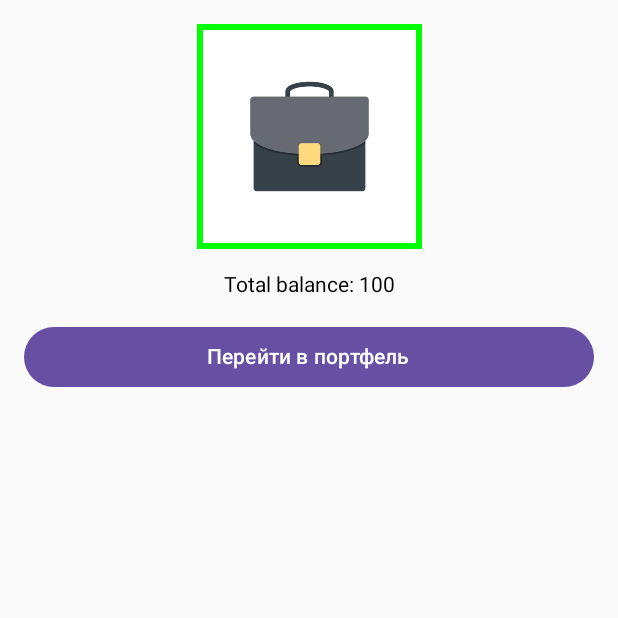
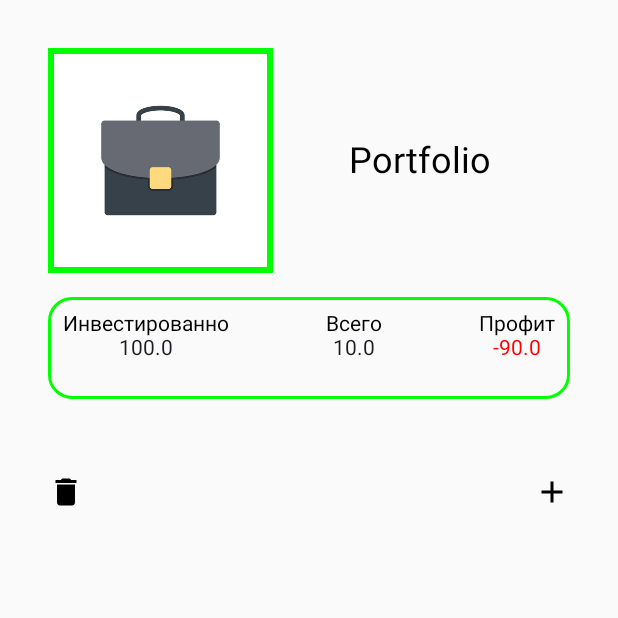
Before and after one commit to NXT26/PortfolioCheker, an Android app built with Jetpack Compose: the screen it shows after launch (MainActivity), after a tap on "Перейти в портфель", on a phone screen of 412 x 824 dp, the top half of it. Run offline under Robolectric (Android 15) with nearby library versions, the light colour scheme and no system bars.

Commit message:
Portfolio window

```diff
--- a/app/src/main/java/com/example/portfoliocheker/MainActivity.kt
+++ b/app/src/main/java/com/example/portfoliocheker/MainActivity.kt
@@ -41,6 +41,8 @@ import androidx.compose.ui.layout.ContentScale
 import androidx.compose.ui.res.painterResource
 import androidx.compose.ui.tooling.preview.Preview
 import androidx.compose.ui.unit.dp
+import androidx.navigation.compose.NavHost
+import androidx.navigation.compose.composable
 import androidx.navigation.compose.rememberNavController
 import com.example.portfoliocheker.ui.theme.PortfolioChekerTheme
 import kotlinx.coroutines.launch
@@ -50,7 +52,11 @@ class MainActivity : ComponentActivity() {
         super.onCreate(savedInstanceState)
         setContent {
             val navController = rememberNavController()
-            MainView(navController)
+            NavHost(navController = navController, startDestination = "Main") {
+                composable("Main") {MainView(navController) }
+                composable("Portfolio") { PortfolioView(navController) }
+            }
+
 
 
 
--- /dev/null
+++ b/app/src/main/java/com/example/portfoliocheker/PortfolioView.kt
@@ -0,0 +1,162 @@
+package com.example.portfoliocheker
+
+import androidx.compose.foundation.BorderStroke
+import androidx.compose.foundation.Image
+import androidx.compose.foundation.background
+import androidx.compose.foundation.border
+import androidx.compose.foundation.clickable
+import androidx.compose.foundation.layout.Arrangement
+import androidx.compose.foundation.layout.Box
+import androidx.compose.foundation.layout.Column
+import androidx.compose.foundation.layout.PaddingValues
+import androidx.compose.foundation.layout.Row
+import androidx.compose.foundation.layout.Spacer
+import androidx.compose.foundation.layout.fillMaxSize
+import androidx.compose.foundation.layout.fillMaxWidth
+import androidx.compose.foundation.layout.height
+import androidx.compose.foundation.layout.padding
+import androidx.compose.foundation.layout.size
+import androidx.compose.foundation.lazy.LazyColumn
+import androidx.compose.foundation.shape.CircleShape
+import androidx.compose.foundation.shape.RoundedCornerShape
+import androidx.compose.material.icons.Icons
+import androidx.compose.material.icons.filled.Add
+import androidx.compose.material.icons.filled.Delete
+import androidx.compose.material3.Icon
+import androidx.compose.material3.MaterialTheme
+import androidx.compose.material3.Text
+import androidx.compose.runtime.Composable
+import androidx.compose.ui.Alignment
+import androidx.compose.ui.Modifier
+import androidx.compose.ui.draw.clip
+import androidx.compose.ui.graphics.Color
+import androidx.compose.ui.graphics.RectangleShape
+import androidx.compose.ui.layout.ContentScale
+import androidx.compose.ui.res.painterResource
+import androidx.compose.ui.text.style.TextAlign
+import androidx.compose.ui.unit.dp
+import androidx.compose.ui.unit.sp
+import androidx.navigation.NavController
+
+@Composable
+fun PortfolioView(
+    navController: NavController,
+) {
+    Column(
+        modifier = Modifier
+            .fillMaxSize()
+            .padding(32.dp)
+    ) {
+
+        ShowPortfolioNameAndImage(navController)
+
+
+        val total = 10.0
+        val invested = 100.0
+        val profit = total - invested
+        val profitColor = if (profit >= 0) Color.Green else Color.Red
+
+        ShowPortfolioInfo(invested, total, profit, profitColor)
+        Spacer(modifier = Modifier.height(50.dp))
+
+        Row(
+            modifier = Modifier
+                .fillMaxWidth()
+                .padding(bottom = 16.dp),
+            horizontalArrangement = Arrangement.SpaceBetween
+        ) {
+            Icon(
+                imageVector = Icons.Default.Delete,
+                contentDescription = "Delete Investments",
+                modifier = Modifier.clickable { /*//TO_DO*/ }
+            )
+
+            Icon(
+                imageVector = Icons.Default.Add,
+                contentDescription = "Add Investments",
+                modifier = Modifier.clickable {
+                    //TO_DO
+                }
+            )
+        }
+
+
+    }
+}
+
+@Composable
+fun ShowPortfolioNameAndImage(navController: NavController) {
+    Row(
+        modifier = Modifier
+            .fillMaxWidth()
+            .padding(bottom = 16.dp),
+        verticalAlignment = Alignment.CenterVertically,
+        horizontalArrangement = Arrangement.Absolute.Left
+    ) {
+
+        Image(
+            painter = painterResource(R.drawable.img),
+            contentDescription = "Portfolio",
+            contentScale = ContentScale.Crop,
+
+            modifier = Modifier
+                .size(150.dp)
+                .border(
+                    BorderStroke(4.dp, Color.Green),
+                    RectangleShape
+                )
+                .padding(4.dp)
+                .clip(RectangleShape)
+                .clickable { navController.navigate("Main") }
+        )
+        Text(text = "Portfolio",fontSize = 24.sp,
+            textAlign = TextAlign.Center,
+            modifier = Modifier.padding(50.dp)
+            )
+
+    }
+}
+
+@Composable
+fun ShowPortfolioInfo(invested: Double, total: Double, profit: Double, profitColor: Color) {
+    Box(
+        modifier = Modifier
+            .border(
+                BorderStroke(2.dp, Color.Green),
+                shape = RoundedCornerShape(16.dp)
+            )
+            .padding(10.dp)
+    ){
+    Column(
+        modifier = Modifier
+            .fillMaxWidth()
+            .padding(bottom = 16.dp)
+    ) {
+        Row(
+            modifier = Modifier.fillMaxWidth(),
+            horizontalArrangement = Arrangement.SpaceBetween
+        ) {
+
+            StockStat("Инвестированно", invested)
+            StockStat("Всего", total)
+            StockStat("Профит", profit, profitColor, showSign = true)
+
+        }
+    }
+    }
+}
+@Composable
+fun StockStat(label: String, value: Double, color: Color? = null, showSign: Boolean = false) {
+        Column(
+            horizontalAlignment = Alignment.CenterHorizontally
+        ) {
+            Text(
+                text = label
+            )
+            Text(
+                text = "${if (showSign) if (value >= 0) "+" else "" else ""}${value}",
+                color = color ?: MaterialTheme.colorScheme.onSurface
+
+            )
+        }
+}
--- a/app/src/main/java/com/example/portfoliocheker/View.kt
+++ b/app/src/main/java/com/example/portfoliocheker/View.kt
@@ -18,6 +18,7 @@ import androidx.compose.foundation.layout.padding
 import androidx.compose.foundation.layout.size
 import androidx.compose.foundation.shape.CircleShape
 import androidx.compose.material3.Button
+import androidx.compose.material3.ButtonDefaults
 import androidx.compose.material3.Icon
 import androidx.compose.material3.MaterialTheme
 import androidx.compose.material3.TabRow
@@ -53,7 +54,7 @@ fun MainView(
         ProfileImage()
         Spacer(modifier = Modifier.height(16.dp))
 
-        Text(text = "Total balance: ${getTotalBalance()}")
+        Text(text = "Баланс портфеля: ${getTotalBalance()}")
         Spacer(modifier = Modifier.height(16.dp))
 
         GoMainScreenButton(navController)
@@ -72,7 +73,7 @@ fun ProfileImage() {
     val borderWidth = 4.dp
     Image(
         painter = painterResource(R.drawable.img),
-        contentDescription = "portfolio",
+        contentDescription = "Portfolio",
 
         contentScale = ContentScale.FillBounds,
         modifier = Modifier
@@ -89,8 +90,8 @@ fun ProfileImage() {
 @Composable
 fun GoMainScreenButton(navController: NavController) {
     Button(
-        onClick = { navController.navigate("portfolio") },
-        modifier = Modifier.fillMaxWidth()
+        onClick = { navController.navigate("Portfolio") },
+        modifier = Modifier.fillMaxWidth(),
     ) {
         Text(text = "Перейти в портфель")
     }
```
